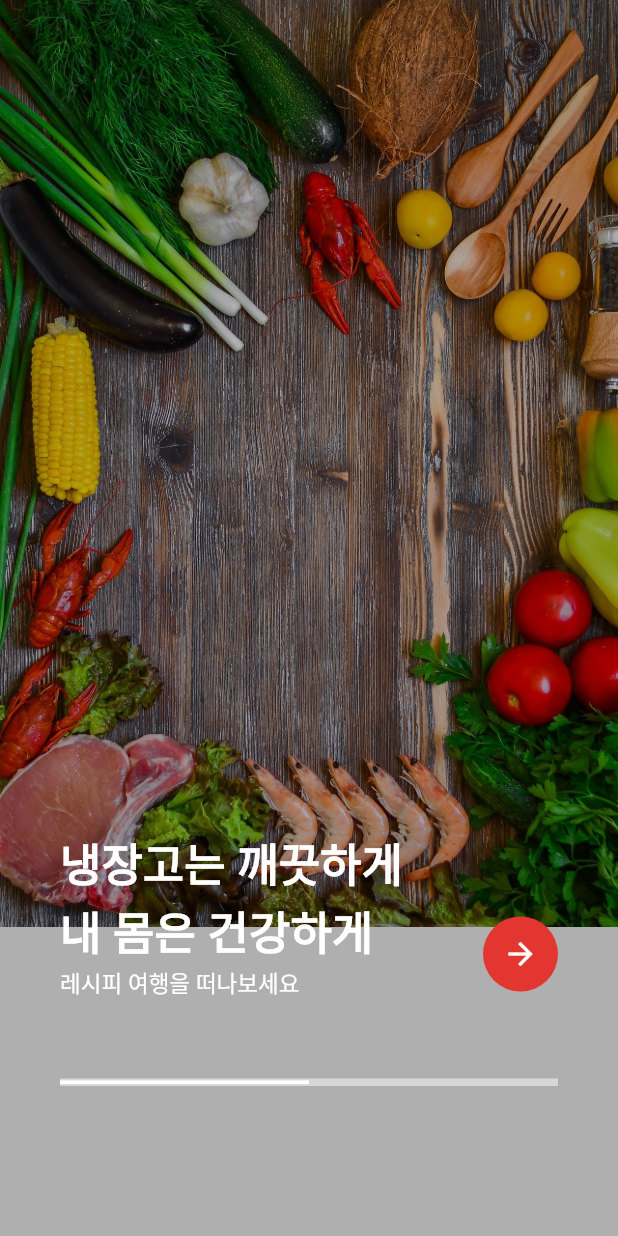
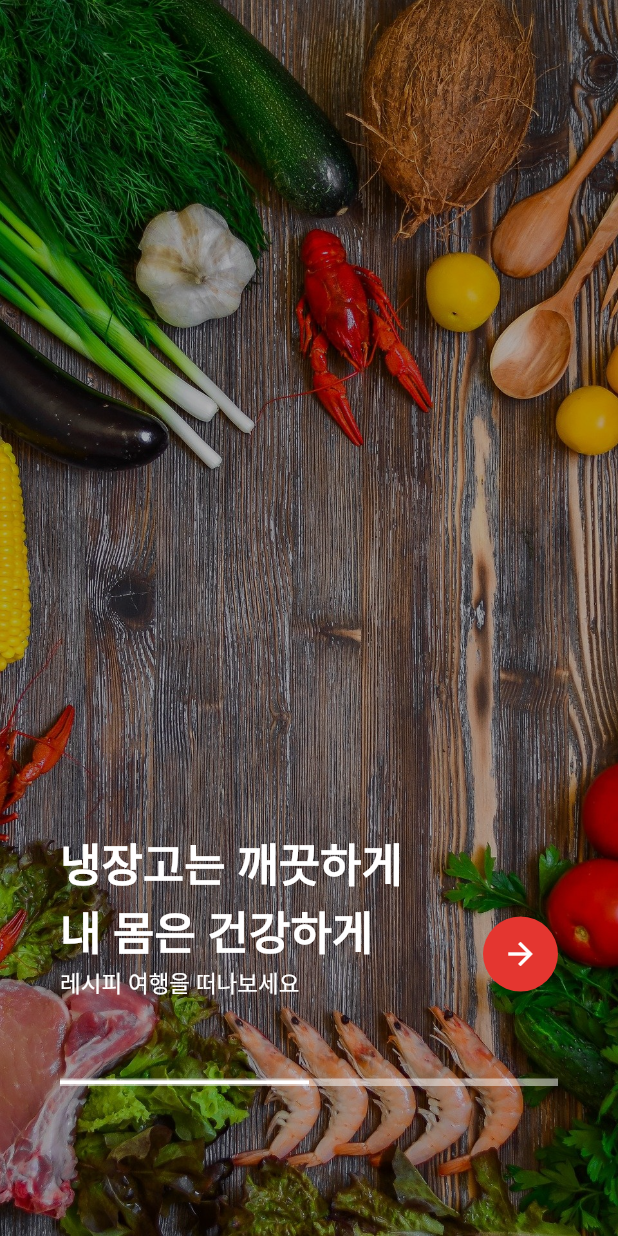
Before and after one commit to what2cook/app, a Flutter app: the screen it shows after launch, on a phone screen of 412 x 824 dp. Run offline on Flutter 3.47's test engine with Material 2 defaults, Android fonts, the phone set to English and light mode, and no system bars; our stand-ins replace flutter_svg.

Commit message:
Fix greeting background image to cover whole screen Set relative path to absolute path for files under lib/ Refactor directory structure

```diff
--- a/lib/main.dart
+++ b/lib/main.dart
@@ -1,6 +1,6 @@
 import 'package:flutter/material.dart';
 
-import 'intro.dart';
+import 'pages/intro/index.dart';
 
 void main() {
   runApp(MyApp());
--- a/lib/greeting.dart
+++ b/lib/pages/greeting/index.dart
@@ -1,8 +1,8 @@
 import 'package:flutter/material.dart';
 
-import 'constants/theme.dart';
-import 'greeting/login.dart';
-import 'greeting/welcome.dart';
+import 'package:what2cook/constants/theme.dart';
+import 'login.dart';
+import 'welcome.dart';
 
 class Greeting extends StatefulWidget {
   @override
@@ -31,9 +31,13 @@ class _GreetingState extends State<Greeting> {
     return Scaffold(
       body: Stack(
         children: <Widget>[
-          FittedBox(
-              child: Image.asset('assets/images/greeting_background.jpg'),
-              fit: BoxFit.fill,
+          Container(
+              child: Image.asset(
+                  'assets/images/greeting_background.jpg',
+                  width: MediaQuery.of(context).size.width,
+                  height: MediaQuery.of(context).size.height,
+                  fit: BoxFit.cover
+              ),
           ),
           Container(
             color: W2CColor.black.withOpacity(0.3),
--- a/lib/greeting/login.dart
+++ b/lib/pages/greeting/login.dart
@@ -1,7 +1,7 @@
 import 'package:flutter/material.dart';
 import 'package:flutter_svg/flutter_svg.dart';
 
-import '../constants/theme.dart';
+import 'package:what2cook/constants/theme.dart';
 
 class Login extends StatelessWidget {
   @override
--- a/lib/greeting/welcome.dart
+++ b/lib/pages/greeting/welcome.dart
@@ -1,6 +1,6 @@
 import 'package:flutter/material.dart';
 
-import '../constants/theme.dart';
+import 'package:what2cook/constants/theme.dart';
 
 class Welcome extends StatelessWidget {
 
--- a/lib/intro.dart
+++ b/lib/pages/intro/index.dart
@@ -2,8 +2,8 @@ import 'package:flutter/material.dart';
 import 'package:flutter_svg/svg.dart';
 import 'dart:async';
 
-import 'constants/theme.dart';
-import 'greeting.dart';
+import 'package:what2cook/constants/theme.dart';
+import 'package:what2cook/pages/greeting/index.dart';
 
 class Intro extends StatefulWidget {
   @override
--- a/pubspec.yaml
+++ b/pubspec.yaml
@@ -1,5 +1,5 @@
-name: app
-description: A new Flutter project.
+name: what2cook
+description: A what2cook app.
 
 # The following line prevents the package from being accidentally published to
 # pub.dev using `pub publish`. This is preferred for private packages.
```
Also changed, not shown: assets/images/greeting_background.svg (deleted), 1 other file.
